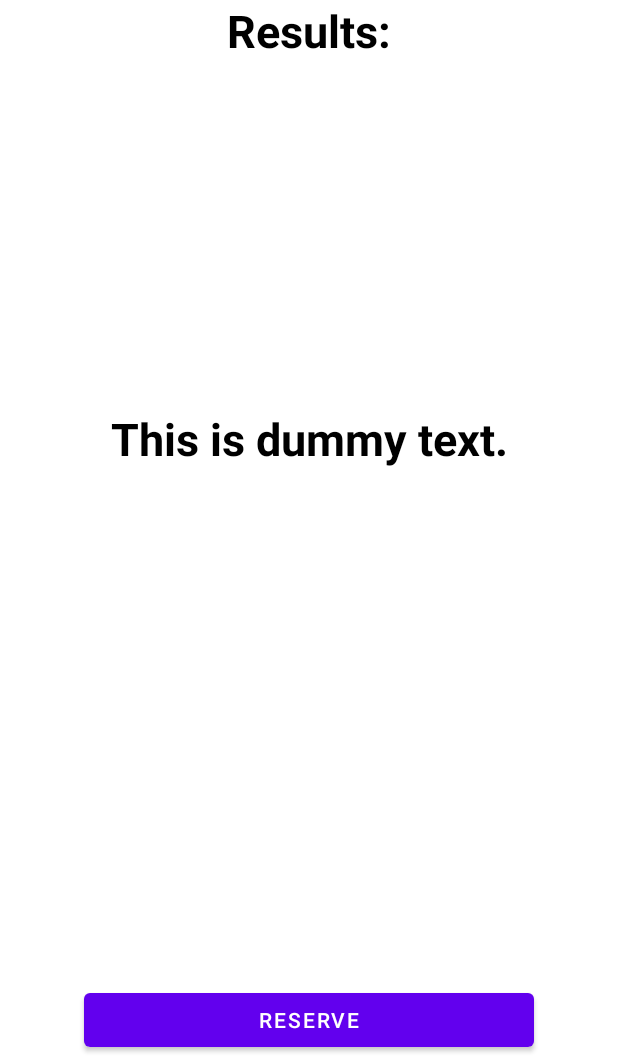
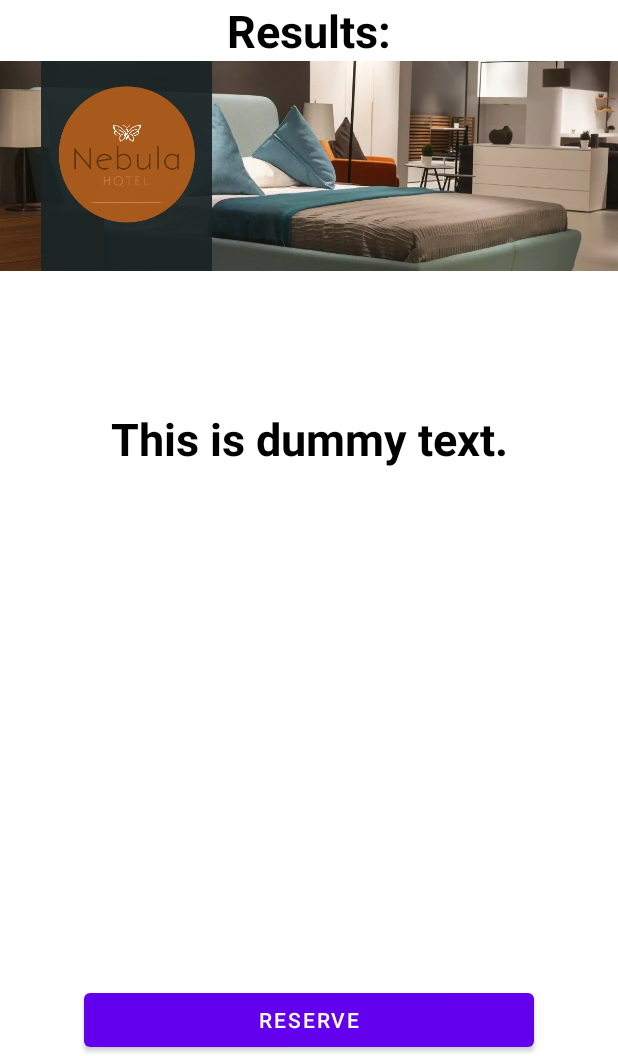
Before and after one commit to joshrs23/hotelNebula, an Android app: the SearchResults screen opened directly, with no data from a screen before it, on a phone screen of 412 x 824 dp, the part 180-1236 px from its top. Run offline under Robolectric (Android 15) with nearby library versions, the phone set to English and light mode, and no system bars; our stand-ins replace Firebase (no records; nobody signed in at launch, a user with empty details on screens opened directly).

Commit message:
Work Progress - Search Results

```diff
--- a/app/src/main/java/com/example/hotelnebula/SearchResults.java
+++ b/app/src/main/java/com/example/hotelnebula/SearchResults.java
@@ -1,14 +1,30 @@
 package com.example.hotelnebula;
 
+import androidx.annotation.NonNull;
 import androidx.appcompat.app.AppCompatActivity;
 
+import android.content.Intent;
 import android.os.Bundle;
 import android.view.View;
+import android.widget.Button;
 import android.widget.ImageButton;
+import android.widget.ImageView;
+import android.widget.TextView;
+import android.widget.Toast;
+
+import com.google.firebase.database.DataSnapshot;
+import com.google.firebase.database.DatabaseError;
+import com.google.firebase.database.DatabaseReference;
+import com.google.firebase.database.FirebaseDatabase;
+import com.google.firebase.database.Query;
+import com.google.firebase.database.ValueEventListener;
 
 public class SearchResults extends AppCompatActivity implements View.OnClickListener{
 
     ImageButton btnBack;
+    Button btnReserve;
+    TextView tvDescription;
+    ImageView ivRoom;
 
     @Override
     protected void onCreate(Bundle savedInstanceState) {
@@ -19,8 +35,65 @@ public class SearchResults extends AppCompatActivity implements View.OnClickList
 
     private void initilize() {
         btnBack = findViewById(R.id.btnBack);
+        btnReserve = findViewById(R.id.btnReserve);
+        btnReserve.setOnClickListener(this);
         btnBack.setOnClickListener(this);
+
+        Intent intent = getIntent();
+        if (intent != null && intent.hasExtra("RoomType") && intent.hasExtra("ImageResource")) {
+            String roomType = intent.getStringExtra("RoomType");
+            String imageResource = intent.getStringExtra("ImageResource");
+            int resID = getResources().getIdentifier(imageResource, "drawable", getPackageName());
+            ivRoom.setImageResource(resID);
+            //findRoom(intent);
+        }
     }
+
+//    private void findRoom(Intent intent) {
+//            String arrivalDate = intent.getStringExtra("ArrivalDate");
+//            String departureDate = intent.getStringExtra("DepartureDate");
+//            DatabaseReference reservationsRef = FirebaseDatabase.getInstance().getReference("reservations");
+//            DatabaseReference roomsRef = FirebaseDatabase.getInstance().getReference("rooms");
+//
+//            Query reservationsQuery = reservationsRef.orderByChild("date").startAt(arrivalDate).endAt(departureDate);
+//            reservationsQuery.addListenerForSingleValueEvent(new ValueEventListener() {
+//                @Override
+//                public void onDataChange(@NonNull DataSnapshot dataSnapshot) {
+//                    for (DataSnapshot reservationSnapshot : dataSnapshot.getChildren()) {
+//                        String roomId = reservationSnapshot.child("roomId").getValue(String.class);
+//                        Query availableRoomsQuery = roomsRef.orderByChild("availability").equalTo("available");
+//                        availableRoomsQuery.addListenerForSingleValueEvent(new ValueEventListener() {
+//                            @Override
+//                            public void onDataChange(@NonNull DataSnapshot dataSnapshot) {
+//                                boolean roomAvailable = true;
+//                                String finalRoomId = "";
+//                                for (DataSnapshot roomSnapshot : dataSnapshot.getChildren()) {
+//                                    String availableRoomId = roomSnapshot.getKey();
+//                                    if (availableRoomId.equals(roomId)) {
+//                                        roomAvailable = false;
+//                                        break;
+//                                    }
+//                                    finalRoomId = availableRoomId;
+//                                }
+//                                if (roomAvailable) {
+//                                    tvDescription.setText(finalRoomId);
+//                                } else {
+//                                    tvDescription.setText("Sorry not rooms available with those parameters.");
+//                                }
+//                            }
+//                            @Override
+//                            public void onCancelled(@NonNull DatabaseError databaseError) {
+//                                Toast.makeText(SearchResults.this, databaseError.toString(), Toast.LENGTH_SHORT).show();
+//                            }
+//                        });
+//                    }
+//                }
+//                @Override
+//                public void onCancelled(@NonNull DatabaseError databaseError) {
+//                    Toast.makeText(SearchResults.this, databaseError.toString(), Toast.LENGTH_SHORT).show();
+//                }
+//            });
+//    }
 
     @Override
     public void onClick(View v) {
@@ -28,5 +101,11 @@ public class SearchResults extends AppCompatActivity implements View.OnClickList
         if(id == R.id.btnBack){
             finish();
         }
+        if(id == R.id.btnReserve){
+            reserveRoom();
+        }
+    }
+
+    private void reserveRoom() {
     }
 }
--- a/app/src/main/java/com/example/hotelnebula/SearchSpecificActivity.java
+++ b/app/src/main/java/com/example/hotelnebula/SearchSpecificActivity.java
@@ -33,6 +33,7 @@ public class SearchSpecificActivity extends AppCompatActivity implements View.On
     TextView roomSubtitle;
     Button arrivalDateButton, departureDateButton, btnSearch;
     ImageButton btnBack;
+    String roomType;
     @Override
     protected void onCreate(Bundle savedInstanceState) {
         super.onCreate(savedInstanceState);
@@ -72,7 +73,7 @@ public class SearchSpecificActivity extends AppCompatActivity implements View.On
 
         Intent intent = getIntent();
         if (intent != null && intent.hasExtra("RoomType") && intent.hasExtra("ImageResource")) {
-            String roomType = intent.getStringExtra("RoomType");
+            roomType = intent.getStringExtra("RoomType");
             String imageResource = intent.getStringExtra("ImageResource");
             int resID = getResources().getIdentifier(imageResource, "drawable", getPackageName());
             banner.setImageResource(resID);
@@ -133,10 +134,11 @@ public class SearchSpecificActivity extends AppCompatActivity implements View.On
                 Toast.makeText(this, "Arrival date cannot be after or the same as departure date.", Toast.LENGTH_LONG).show();
             } else {
                 Intent intent = new Intent(this, SearchResults.class);
-                intent.putExtra("RoomType", roomSubtitle.getText().toString());
+                intent.putExtra("RoomTypeTitle", roomSubtitle.getText().toString());
                 intent.putExtra("ArrivalDate", arrivalDateString);
                 intent.putExtra("DepartureDate", departureDateString);
                 intent.putExtra("NumberOfPersons", selectedPersons);
+                intent.putExtra("RoomType", roomType);
 
                 startActivity(intent);
             }
--- a/app/src/main/res/layout/activity_search_results.xml
+++ b/app/src/main/res/layout/activity_search_results.xml
@@ -40,6 +40,17 @@
         app:layout_constraintTop_toBottomOf="@id/imageView"
         android:textSize="30sp"
         />
+    <ImageView
+        android:id="@+id/ivRoom"
+        android:layout_width="match_parent"
+        android:layout_height="140dp"
+        android:src="@mipmap/banner"
+        android:scaleType="centerCrop"
+        app:layout_constraintEnd_toEndOf="parent"
+        app:layout_constraintHorizontal_bias="0.0"
+        app:layout_constraintStart_toStartOf="parent"
+        app:layout_constraintTop_toBottomOf="@+id/tvTitle"
+        />
     <TextView
         android:id="@+id/tvDescription"
         style="@style/title_style"
@@ -54,6 +65,7 @@
         />
 
     <Button
+        android:id="@+id/btnReserve"
         android:layout_width="300dp"
         android:layout_height="wrap_content"
         android:text="Reserve"
```
Also changed, not shown: app/src/main/java/Model/Rooms.java (+43 -0 lines).
